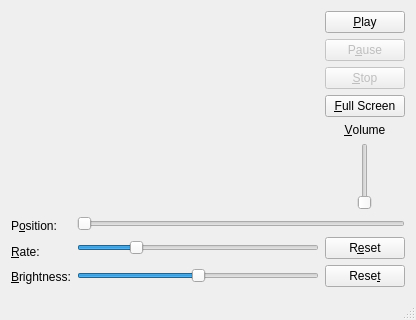
Taro3/linux_mp4_test, file ui/win32/mainwindow.ui: the form before one commit.
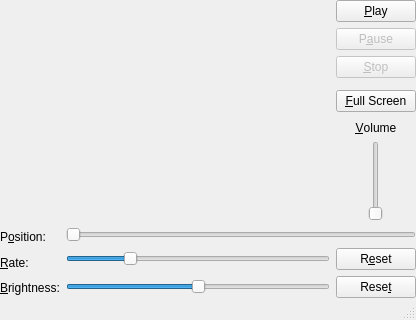
The form after the commit.

Patch:
```diff
--- a/ui/win32/mainwindow.ui
+++ b/ui/win32/mainwindow.ui
@@ -15,6 +15,18 @@
   </property>
   <widget class="QWidget" name="centralWidget">
    <layout class="QVBoxLayout" name="verticalLayout_6">
+    <property name="leftMargin">
+     <number>0</number>
+    </property>
+    <property name="topMargin">
+     <number>0</number>
+    </property>
+    <property name="rightMargin">
+     <number>0</number>
+    </property>
+    <property name="bottomMargin">
+     <number>0</number>
+    </property>
     <item>
      <layout class="QHBoxLayout" name="horizontalLayout_2">
       <item>
```
